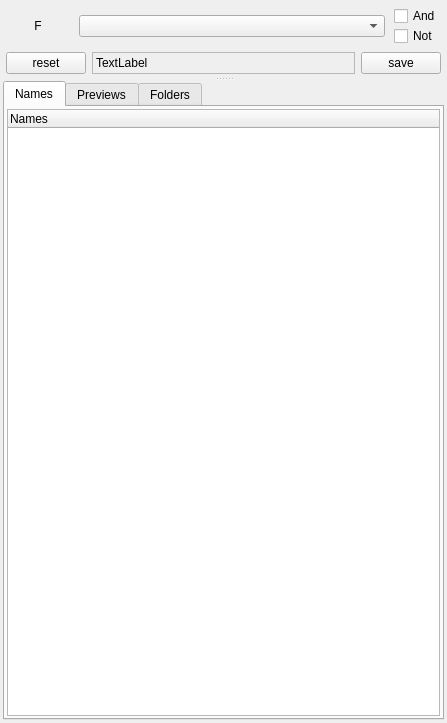
First picture: the form in src/listsdock.ui, repository fontmatrix/fontmatrix, before the edit.
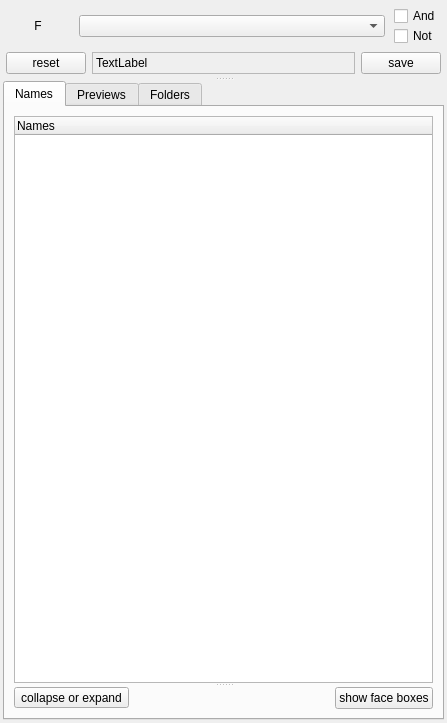
Second picture: the form after the edit. Icons and pictures are not drawn. Custom widgets are drawn as their Qt base class.

Commit message: Added - collapse / expand for names list Added - show / hide checkboxes for faces Fixed -  some splitters were not correctly saved restored, if at all

Patch:
```diff
--- a/src/listsdock.ui
+++ b/src/listsdock.ui
@@ -280,11 +280,12 @@
        <attribute name="title" >
         <string>Names</string>
        </attribute>
-       <layout class="QGridLayout" name="gLt" >
-        <property name="margin" >
-         <number>2</number>
-        </property>
+       <layout class="QGridLayout" name="gridLayout_7" >
         <item row="0" column="0" >
+         <widget class="QSplitter" name="listSplit2" >
+          <property name="orientation" >
+           <enum>Qt::Vertical</enum>
+          </property>
          <widget class="FMNameList" name="fontTree" >
           <property name="sizePolicy" >
            <sizepolicy vsizetype="Expanding" hsizetype="Expanding" >
@@ -341,6 +342,53 @@
             <string>Names</string>
            </property>
           </column>
+          </widget>
+          <widget class="QWidget" native="1" name="widget_3" >
+           <layout class="QGridLayout" name="gridLayout_6" >
+            <property name="margin" >
+             <number>0</number>
+            </property>
+            <item row="0" column="0" >
+             <widget class="QToolButton" name="collapseButton" >
+              <property name="text" >
+               <string>collapse or expand</string>
+              </property>
+              <property name="popupMode" >
+               <enum>QToolButton::InstantPopup</enum>
+              </property>
+              <property name="toolButtonStyle" >
+               <enum>Qt::ToolButtonTextOnly</enum>
+              </property>
+              <property name="arrowType" >
+               <enum>Qt::UpArrow</enum>
+              </property>
+             </widget>
+            </item>
+            <item row="0" column="2" >
+             <widget class="QPushButton" name="actFacesButton" >
+              <property name="text" >
+               <string>show face boxes</string>
+              </property>
+              <property name="checkable" >
+               <bool>true</bool>
+              </property>
+             </widget>
+            </item>
+            <item row="0" column="1" >
+             <spacer name="horizontalSpacer" >
+              <property name="orientation" >
+               <enum>Qt::Horizontal</enum>
+              </property>
+              <property name="sizeHint" stdset="0" >
+               <size>
+                <width>40</width>
+                <height>20</height>
+               </size>
+              </property>
+             </spacer>
+            </item>
+           </layout>
+          </widget>
          </widget>
         </item>
        </layout>
```
Left out of the diff: 2 changed lines with no effect on the pictures. Lines whose indentation alone changed are shown as unchanged. The commit also changes 5 other files.
